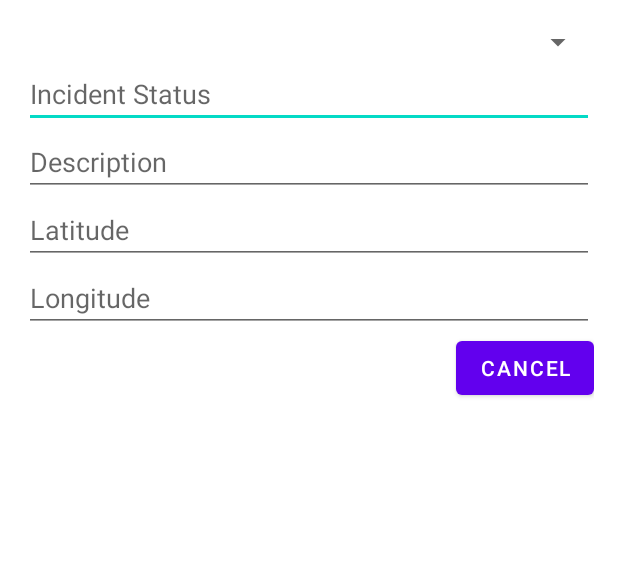
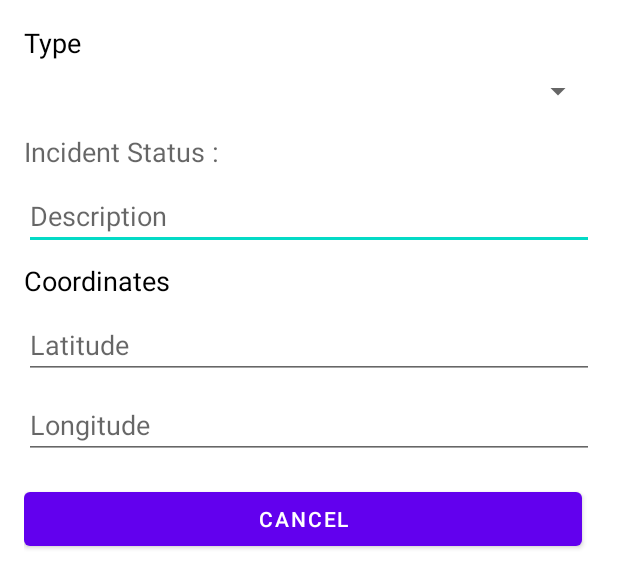
Before and after one commit to manwoodt/EmergencyApp, an Android app built with Jetpack Compose: the layout dialog_incident.xml on its own in the app's theme, with its tools: preview values and no code run, on a phone screen of 412 x 824 dp. Shown: the top 588 px of the screen. Run offline under Robolectric (Android 15) with nearby library versions, the phone set to English and light mode, and no system bars; network calls fail.

Commit message:
better dialog UI

```diff
--- a/app/src/main/java/com/course/ex1/ui/ZonesFragment.kt
+++ b/app/src/main/java/com/course/ex1/ui/ZonesFragment.kt
@@ -14,7 +14,8 @@ import com.course.ex1.viewmodel.ZonesViewModel
 import dagger.hilt.android.AndroidEntryPoint
 
 @AndroidEntryPoint
-class ZonesFragment : Fragment() {
+class
+ZonesFragment : Fragment() {
 
     private var _binding: FragmentZonesBinding? = null
     private val binding get() = _binding!!
--- a/app/src/main/res/layout/dialog_incident.xml
+++ b/app/src/main/res/layout/dialog_incident.xml
@@ -5,35 +5,63 @@
     android:orientation="vertical"
     android:padding="16dp">
 
+    <TextView
+        android:layout_width="match_parent"
+        android:layout_height="wrap_content"
+        android:textSize="18sp"
+        android:layout_marginBottom="8dp"
+        android:textColor="@color/black"
+        android:text="@string/type" />
 
     <Spinner
         android:id="@+id/incidentTypeSpinner"
         android:layout_width="match_parent"
-        android:layout_height="wrap_content"/>
+        android:layout_height="wrap_content"
+        android:textColor="@color/black"
+        android:layout_marginBottom="16dp" />
+
+    <TextView
+        android:id="@+id/dialogStatus"
+        android:layout_width="match_parent"
+        android:layout_height="wrap_content"
+        android:layout_marginBottom="8dp"
+        android:textSize="18sp"
+        android:hint="@string/incident_status"
+        android:textColor="@color/black" />
 
     <EditText
-        android:id="@+id/etStatus"
+        android:id="@+id/dialogDescription"
         android:layout_width="match_parent"
         android:layout_height="wrap_content"
-        android:hint="Incident Status" />
+        android:hint="@string/description"
+        android:textColor="@color/black"
+        android:layout_marginBottom="8dp" />
+
+    <TextView
+        android:layout_width="match_parent"
+        android:layout_height="wrap_content"
+        android:textSize="18sp"
+        android:layout_marginBottom="8dp"
+        android:textColor="@color/black"
+        android:text="@string/coordinates" />
 
     <EditText
-        android:id="@+id/etDescription"
+        android:id="@+id/dialogLatitude"
         android:layout_width="match_parent"
         android:layout_height="wrap_content"
-        android:hint="Description" />
+        android:hint="@string/latitudeHint"
+        android:textColor="@color/black"
+        android:inputType="numberDecimal"
+        android:layout_marginBottom="8dp" />
 
     <EditText
-        android:id="@+id/etLatitude"
+        android:id="@+id/dialogLongitude"
         android:layout_width="match_parent"
         android:layout_height="wrap_content"
-        android:hint="Latitude" />
-
-    <EditText
-        android:id="@+id/etLongitude"
-        android:layout_width="match_parent"
-        android:layout_height="wrap_content"
-        android:hint="Longitude" />
+        android:hint="@string/longitudeHint"
+        android:textColor="@color/black"
+        android:inputType="numberDecimal"
+    android:layout_marginBottom="16dp" />
 
     <LinearLayout
         android:layout_width="match_parent"
@@ -43,22 +71,27 @@
 
         <Button
             android:id="@+id/btnCancel"
-            android:layout_width="wrap_content"
-            android:layout_height="wrap_content"
-            android:text="Cancel" />
+            android:layout_width="0dp"
+        android:layout_height="wrap_content"
+        android:layout_weight="1"
+        android:layout_marginEnd="8dp"
+        android:text="@string/cancel" />
 
         <Button
             android:id="@+id/btnDeclare"
-            android:layout_width="wrap_content"
+            android:layout_width="0dp"
             android:layout_height="wrap_content"
-            android:text="Declare"
+            android:layout_weight="1"
+            android:layout_marginEnd="8dp"
+            android:text="@string/declare"
             android:visibility="gone" />
 
         <Button
             android:id="@+id/btnClose"
-            android:layout_width="wrap_content"
+            android:layout_width="0dp"
             android:layout_height="wrap_content"
-            android:text="Close"
+            android:layout_weight="1"
+            android:text="@string/close"
             android:visibility="gone" />
     </LinearLayout>
 </LinearLayout>
--- a/app/src/main/res/values/strings.xml
+++ b/app/src/main/res/values/strings.xml
@@ -3,4 +3,12 @@
     <string name="Zones">Zones\n</string>
     <string name="coordinates">Coordinates</string>
     <string name="emergency_phone_number">Emergency phone number:</string>
+    <string name="close">Close</string>
+    <string name="declare">Declare</string>
+    <string name="cancel">Cancel</string>
+    <string name="longitudeHint">Longitude</string>
+    <string name="latitudeHint">Latitude</string>
+    <string name="description">Description</string>
+    <string name="incident_status">Incident Status :</string>
+    <string name="type">Type</string>
 </resources>
```
Also changed, not shown: app/src/main/java/com/course/ex1/ui/IncidentFragment.kt (+33 -29 lines).
